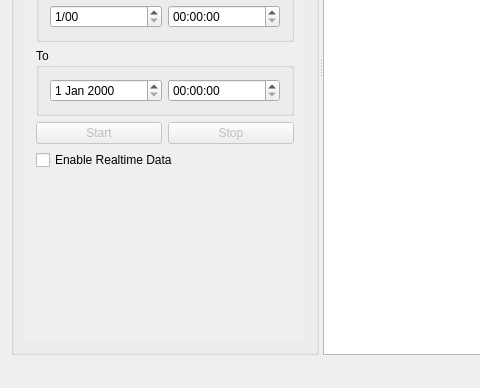
The window that dataimporter2/mainwindow.ui (ProDataLab/dataimporter2) describes before a commit, drawn with Qt 5; both pictures show x 0 to 480 and y 249 to 637 of the 679 by 637 pixel window.
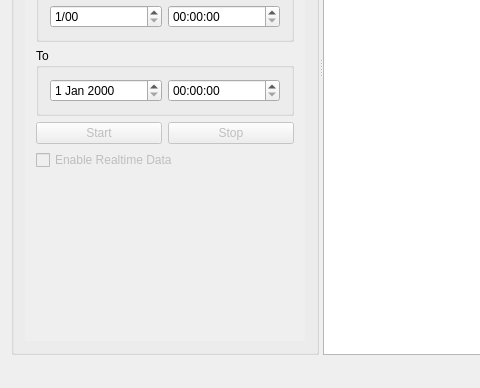
The same window after the commit.

Patch:
```diff
--- a/dataimporter2/mainwindow.ui
+++ b/dataimporter2/mainwindow.ui
@@ -544,7 +544,7 @@
             <item>
              <widget class="QCheckBox" name="realtimeDataCheckbox">
               <property name="enabled">
-               <bool>true</bool>
+               <bool>false</bool>
               </property>
               <property name="text">
                <string>Enable Realtime Data</string>
```
